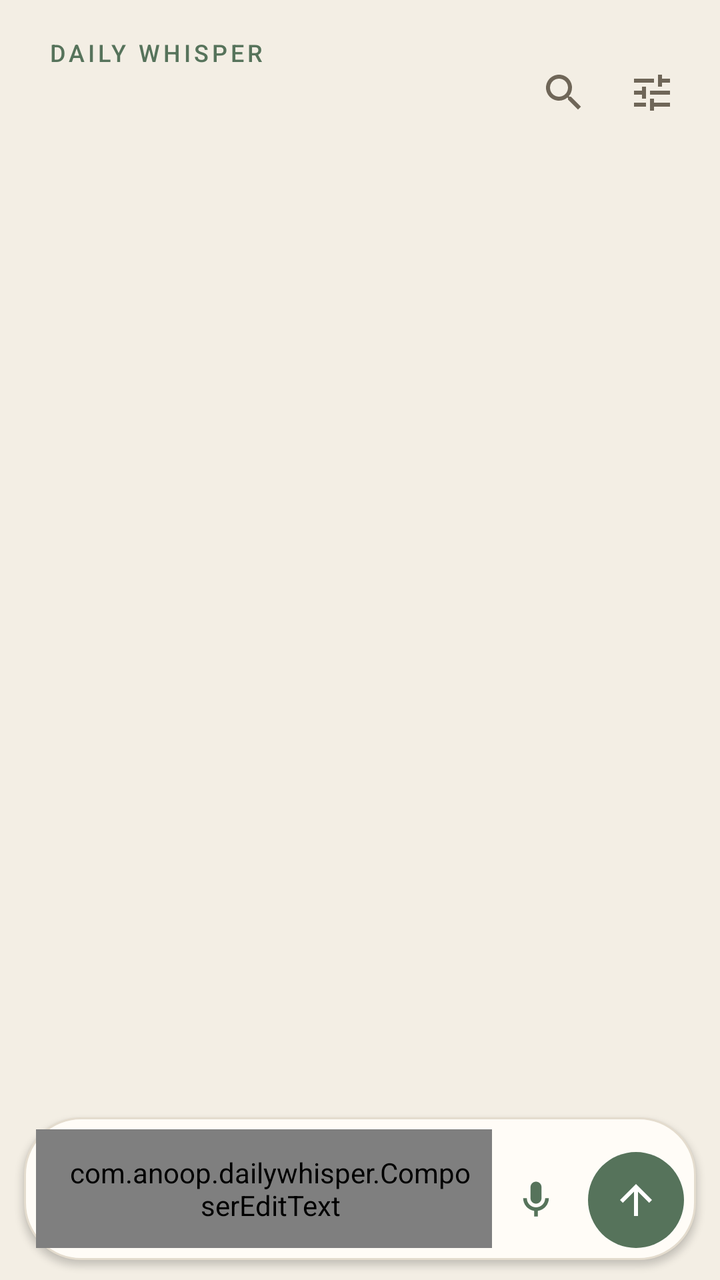
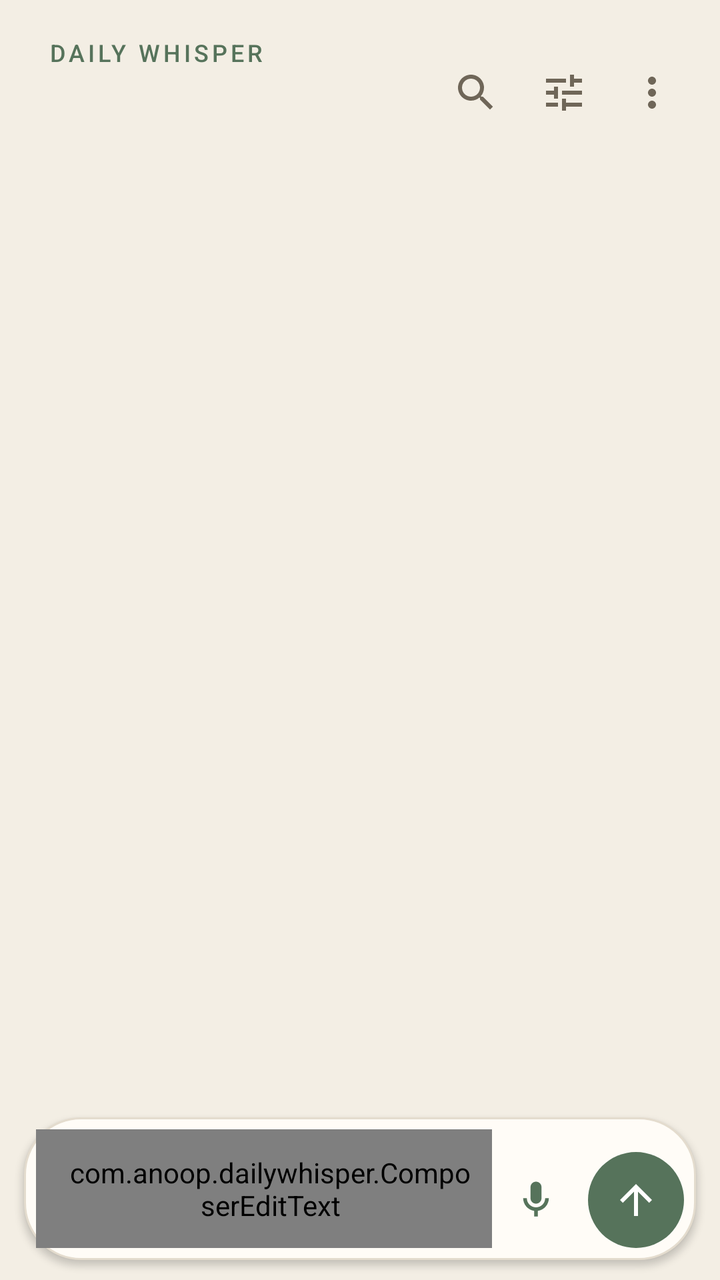

An Android layout rendered at two revisions. The XML below is the earlier revision; the diff shows what the commit changed to produce the second picture.
<!-- AndroidManifest.xml: application theme Theme.DailyWhisper -->
<!-- res/layout/activity_main.xml -->
<?xml version="1.0" encoding="utf-8"?>
<LinearLayout xmlns:android="http://schemas.android.com/apk/res/android"
    android:id="@+id/root" android:layout_width="match_parent" android:layout_height="match_parent"
    android:orientation="vertical" android:background="@color/bg">

    <LinearLayout android:layout_width="match_parent" android:layout_height="wrap_content"
        android:orientation="horizontal" android:gravity="center_vertical"
        android:paddingStart="24dp" android:paddingEnd="12dp" android:paddingTop="18dp" android:paddingBottom="8dp">
        <LinearLayout android:layout_width="0dp" android:layout_weight="1" android:layout_height="wrap_content" android:orientation="vertical">
            <TextView android:layout_width="wrap_content" android:layout_height="wrap_content"
                android:text="@string/app_name" android:textSize="12sp" android:textAllCaps="true"
                android:letterSpacing="0.14" android:fontFamily="sans-serif-medium" android:textColor="@color/accent" />
            <TextView android:id="@+id/subtitle" android:layout_width="wrap_content" android:layout_height="wrap_content"
                android:layout_marginTop="4dp" android:textSize="28sp" android:fontFamily="serif"
                android:textColor="@color/text" android:letterSpacing="-0.01" />
        </LinearLayout>
        <ImageButton android:id="@+id/btn_theme" android:layout_width="44dp" android:layout_height="44dp"
            android:background="@drawable/bg_icon_btn" android:contentDescription="@string/theme_toggle" />
        <ImageButton android:id="@+id/btn_search" android:layout_width="44dp" android:layout_height="44dp"
            android:src="@drawable/ic_search" android:background="@drawable/bg_icon_btn" android:contentDescription="@string/search" />
        <ImageButton android:id="@+id/btn_settings" android:layout_width="44dp" android:layout_height="44dp"
            android:src="@drawable/ic_tune" android:background="@drawable/bg_icon_btn" android:contentDescription="@string/settings" />
    </LinearLayout>

    <EditText android:id="@+id/search" android:layout_width="match_parent" android:layout_height="wrap_content"
        android:layout_marginStart="16dp" android:layout_marginEnd="16dp" android:layout_marginBottom="4dp"
        android:background="@drawable/bg_search" android:paddingStart="16dp" android:paddingEnd="16dp"
        android:paddingTop="11dp" android:paddingBottom="11dp" android:hint="@string/search_hint"
        android:inputType="text" android:imeOptions="actionSearch" android:textSize="16sp"
        android:textColor="@color/text" android:visibility="gone" android:importantForAutofill="no" />

    <FrameLayout android:layout_width="match_parent" android:layout_height="0dp" android:layout_weight="1">
        
        <ScrollView android:id="@+id/scroll" android:layout_width="match_parent" android:layout_height="match_parent"
            android:fillViewport="false" android:clipToPadding="false" android:overScrollMode="ifContentScrolls"
            android:scrollbarStyle="outsideOverlay">
            <LinearLayout android:id="@+id/notes" android:layout_width="match_parent" android:layout_height="wrap_content"
                android:orientation="vertical" android:paddingStart="16dp" android:paddingEnd="16dp" android:paddingBottom="16dp" />
        </ScrollView>
        <TextView android:id="@+id/empty" android:layout_width="match_parent" android:layout_height="wrap_content"
            android:layout_gravity="center" android:gravity="center" android:padding="40dp" android:text="@string/empty"
            android:textSize="19sp" android:lineSpacingMultiplier="1.4" android:fontFamily="serif"
            android:textStyle="italic" android:textColor="@color/text2" android:visibility="gone" />
        <LinearLayout android:id="@+id/undo_bar" android:layout_width="match_parent" android:layout_height="wrap_content"
            android:layout_gravity="bottom" android:layout_margin="12dp" android:background="@drawable/bg_toast"
            android:orientation="horizontal" android:gravity="center_vertical" android:paddingStart="18dp"
            android:paddingEnd="6dp" android:elevation="6dp" android:visibility="gone">
            <TextView android:id="@+id/undo_text" android:layout_width="0dp" android:layout_weight="1" android:layout_height="wrap_content"
                android:text="@string/deleted" android:textColor="@color/toast_text" android:textSize="15sp" />
            <Button android:id="@+id/undo_btn" android:layout_width="wrap_content" android:layout_height="48dp"
                android:text="@string/undo" android:textAllCaps="false" android:textSize="15sp"
                android:fontFamily="sans-serif-medium" android:textColor="@color/toast_action"
                android:background="@drawable/bg_icon_btn" android:paddingStart="16dp" android:paddingEnd="16dp" />
        </LinearLayout>
    </FrameLayout>

    
    <LinearLayout android:layout_width="match_parent" android:layout_height="wrap_content"
        android:layout_marginStart="12dp" android:layout_marginEnd="12dp" android:layout_marginTop="4dp" android:layout_marginBottom="10dp"
        android:background="@drawable/bg_composer" android:elevation="2dp"
        android:orientation="horizontal" android:gravity="bottom" android:padding="6dp">
        <com.anoop.dailywhisper.ComposerEditText android:id="@+id/composer"
            android:layout_width="0dp" android:layout_weight="1" android:layout_height="wrap_content"
            android:minHeight="48dp" android:background="@null" android:paddingStart="14dp" android:paddingEnd="8dp"
            android:paddingTop="12dp" android:paddingBottom="12dp" android:gravity="center_vertical|start"
            android:hint="@string/composer_hint" android:textColor="@color/text" android:lineSpacingMultiplier="1.2"
            android:inputType="textMultiLine|textCapSentences|textAutoCorrect" android:maxLines="8"
            android:scrollbars="vertical" android:importantForAutofill="no" />
        <ImageButton android:id="@+id/mic" android:layout_width="44dp" android:layout_height="48dp"
            android:layout_marginEnd="4dp" android:src="@drawable/ic_mic" android:background="@drawable/bg_icon_btn"
            android:contentDescription="@string/live_dictation" />
        <ImageButton android:id="@+id/send" android:layout_width="48dp" android:layout_height="48dp"
            android:src="@drawable/ic_send" android:background="@drawable/bg_send" android:contentDescription="@string/save" />
    </LinearLayout>
</LinearLayout>
<!-- resources referenced by this layout -->
<resources>
  <color name="accent">#56735B</color>
  <color name="bg">#F3EEE4</color>
  <color name="text">#1F1B16</color>
  <color name="text2">#6F6658</color>
  <color name="toast_action">#B9D3BC</color>
  <color name="toast_text">#F6F0E6</color>
  <!-- drawable bg_composer (drawable) -->
  <?xml version="1.0" encoding="utf-8"?>
  <shape xmlns:android="http://schemas.android.com/apk/res/android"><corners android:radius="28dp"/><solid android:color="@color/card"/><stroke android:width="1dp" android:color="@color/outline"/></shape>
  <!-- drawable bg_icon_btn (drawable) -->
  <?xml version="1.0" encoding="utf-8"?>
  <ripple xmlns:android="http://schemas.android.com/apk/res/android" android:color="@color/ripple" android:radius="22dp" />
  <!-- drawable bg_search (drawable) -->
  <?xml version="1.0" encoding="utf-8"?>
  <shape xmlns:android="http://schemas.android.com/apk/res/android"><corners android:radius="18dp"/><solid android:color="@color/card"/><stroke android:width="1dp" android:color="@color/outline"/></shape>
  <!-- drawable bg_send (drawable) -->
  <?xml version="1.0" encoding="utf-8"?>
  <ripple xmlns:android="http://schemas.android.com/apk/res/android" android:color="#33FFFFFF">
      <item><shape android:shape="oval"><solid android:color="@color/accent"/></shape></item>
  </ripple>
  <!-- drawable bg_toast (drawable) -->
  <?xml version="1.0" encoding="utf-8"?>
  <shape xmlns:android="http://schemas.android.com/apk/res/android"><corners android:radius="16dp"/><solid android:color="@color/toast_bg"/></shape>
  <!-- drawable ic_send (drawable) -->
  <?xml version="1.0" encoding="utf-8"?>
  <vector xmlns:android="http://schemas.android.com/apk/res/android" android:width="24dp" android:height="24dp" android:viewportWidth="24" android:viewportHeight="24" android:tint="@color/on_accent">
      <path android:fillColor="#FFFFFFFF" android:pathData="M4,12l1.41,1.41L11,7.83V20h2V7.83l5.58,5.59L20,12l-8,-8 -8,8z"/>
  </vector>
  <string name="app_name">Daily Whisper</string>
  <string name="composer_hint">Whisper a thought…</string>
  <string name="deleted">Note deleted</string>
  <string name="empty">Nothing yet.\nWhisper a thought below.</string>
  <string name="live_dictation">Live dictation</string>
  <string name="save">Save note</string>
  <string name="search">Search</string>
  <string name="search_hint">Search notes</string>
  <string name="settings">Settings</string>
  <string name="theme_toggle">Switch light or dark</string>
  <string name="undo">Undo</string>
  <color name="card">#FFFCF7</color>
  <color name="outline">#E4DCCE</color>
  <color name="ripple">#2256735B</color>
  <color name="toast_bg">#2A251F</color>
  <color name="on_accent">#FFFFFF</color>
  <color name="hint">#9E9483</color>
  <style name="DwDialog" parent="@android:style/Theme.Material.Light.Dialog.Alert">
          <item name="android:colorAccent">@color/accent</item>
          <item name="android:colorBackground">@color/card</item>
          <item name="android:textColorPrimary">@color/text</item>
      </style>
  <!-- unchanged entries left out for length: 4 -->
</resources>

<!-- the commit's change to res/layout/activity_main.xml (unified diff, before → after) -->
@@ -20,6 +20,8 @@
             android:src="@drawable/ic_search" android:background="@drawable/bg_icon_btn" android:contentDescription="@string/search" />
         <ImageButton android:id="@+id/btn_settings" android:layout_width="44dp" android:layout_height="44dp"
             android:src="@drawable/ic_tune" android:background="@drawable/bg_icon_btn" android:contentDescription="@string/settings" />
+        <ImageButton android:id="@+id/btn_more" android:layout_width="44dp" android:layout_height="44dp"
+            android:src="@drawable/ic_more" android:background="@drawable/bg_icon_btn" android:contentDescription="@string/more" />
     </LinearLayout>
 
     <EditText android:id="@+id/search" android:layout_width="match_parent" android:layout_height="wrap_content"
<!-- resource entries referenced after the edit -->
@@ -23,6 +23,11 @@
   <!-- drawable bg_toast (drawable) -->
   <?xml version="1.0" encoding="utf-8"?>
   <shape xmlns:android="http://schemas.android.com/apk/res/android"><corners android:radius="16dp"/><solid android:color="@color/toast_bg"/></shape>
+  <!-- drawable ic_more (drawable) -->
+  <?xml version="1.0" encoding="utf-8"?>
+  <vector xmlns:android="http://schemas.android.com/apk/res/android" android:width="24dp" android:height="24dp" android:viewportWidth="24" android:viewportHeight="24" android:tint="@color/text2">
+      <path android:fillColor="#FFFFFFFF" android:pathData="M12,8c1.1,0 2,-0.9 2,-2s-0.9,-2 -2,-2 -2,0.9 -2,2 0.9,2 2,2zM12,10c-1.1,0 -2,0.9 -2,2s0.9,2 2,2 2,-0.9 2,-2 -0.9,-2 -2,-2zM12,16c-1.1,0 -2,0.9 -2,2s0.9,2 2,2 2,-0.9 2,-2 -0.9,-2 -2,-2z"/>
+  </vector>
   <!-- drawable ic_send (drawable) -->
   <?xml version="1.0" encoding="utf-8"?>
   <vector xmlns:android="http://schemas.android.com/apk/res/android" android:width="24dp" android:height="24dp" android:viewportWidth="24" android:viewportHeight="24" android:tint="@color/on_accent">
@@ -33,6 +38,7 @@
   <string name="deleted">Note deleted</string>
   <string name="empty">Nothing yet.\nWhisper a thought below.</string>
   <string name="live_dictation">Live dictation</string>
+  <string name="more">Archive and Deleted</string>
   <string name="save">Save note</string>
   <string name="search">Search</string>
   <string name="search_hint">Search notes</string>
